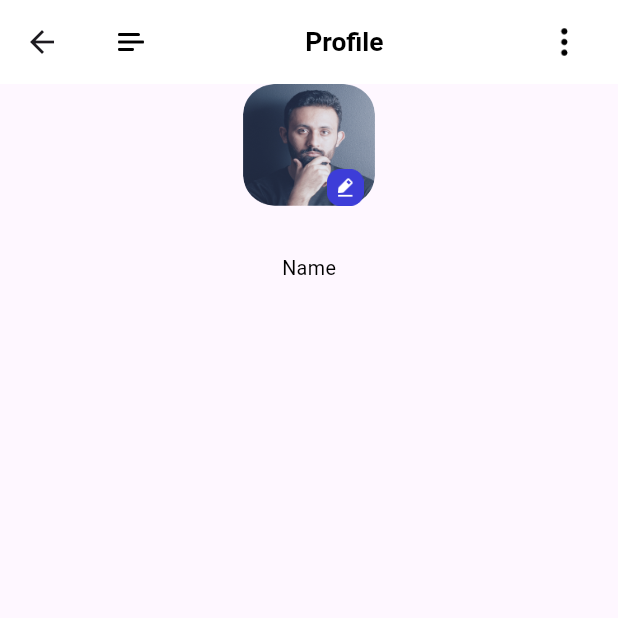
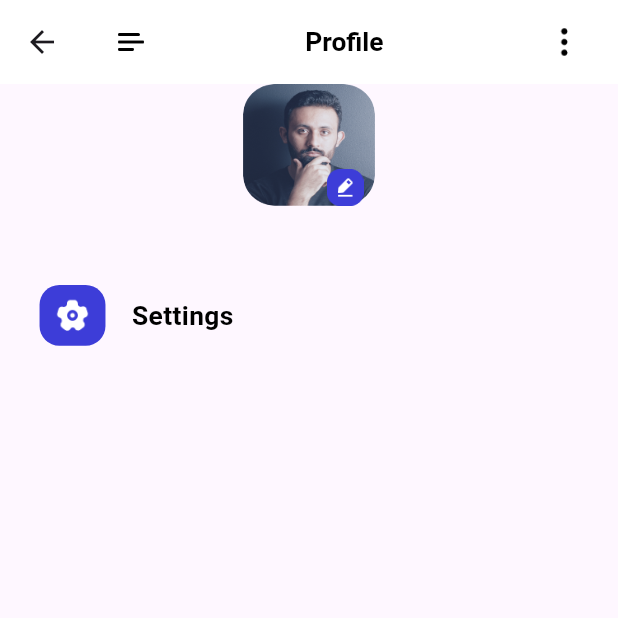
Before and after one commit to ADILAYOUB/MY-Teacher-Course, a Flutter app: the ProfilePage screen opened directly, on a phone screen of 412 x 824 dp, the top half of it. Run offline on Flutter 3.47's test engine with Material 2 defaults, Android fonts, the phone set to English and light mode, and no system bars; our stand-ins replace cloud_firestore, dots_indicator, firebase_auth, firebase_core, flutter_bloc, flutter_screenutil and 2 more; accounts and stored records are empty.

Commit message:
profile settings icons

```diff
--- a/lib/pages/profile/profile.dart
+++ b/lib/pages/profile/profile.dart
@@ -22,7 +22,7 @@ class _ProfilePageState extends State<ProfilePage> {
             children: [
               profileImage(),
               SizedBox(
-                height: 12.h,
+                height: 32.h,
               ),
               listProfileDetail(),
             ],
--- a/lib/pages/profile/widgets/profile_widgets.dart
+++ b/lib/pages/profile/widgets/profile_widgets.dart
@@ -62,12 +62,33 @@ Widget listProfileDetail() {
     child: Column(
       crossAxisAlignment: CrossAxisAlignment.start,
       children: [
-        Text(
-          'Name',
-          style: TextStyle(
-              color: AppColors.primaryText,
-              fontSize: 12.sp,
-              fontWeight: FontWeight.normal),
+        GestureDetector(
+          child: Container(
+            margin: EdgeInsets.only(left: 24.w),
+            child: Row(
+              children: [
+                Container(
+                    width: 40.w,
+                    height: 40.h,
+                    padding: const EdgeInsets.all(8.0),
+                    decoration: BoxDecoration(
+                      borderRadius: BorderRadius.circular(12.w),
+                      color: AppColors.primaryElement,
+                    ),
+                    child: Image.asset('assets/icons/settings.png')),
+                SizedBox(
+                  width: 16.w,
+                ),
+                Text(
+                  'Settings',
+                  style: TextStyle(
+                      color: AppColors.primaryText,
+                      fontSize: 16.sp,
+                      fontWeight: FontWeight.bold),
+                ),
+              ],
+            ),
+          ),
         ),
       ],
     ),
```
